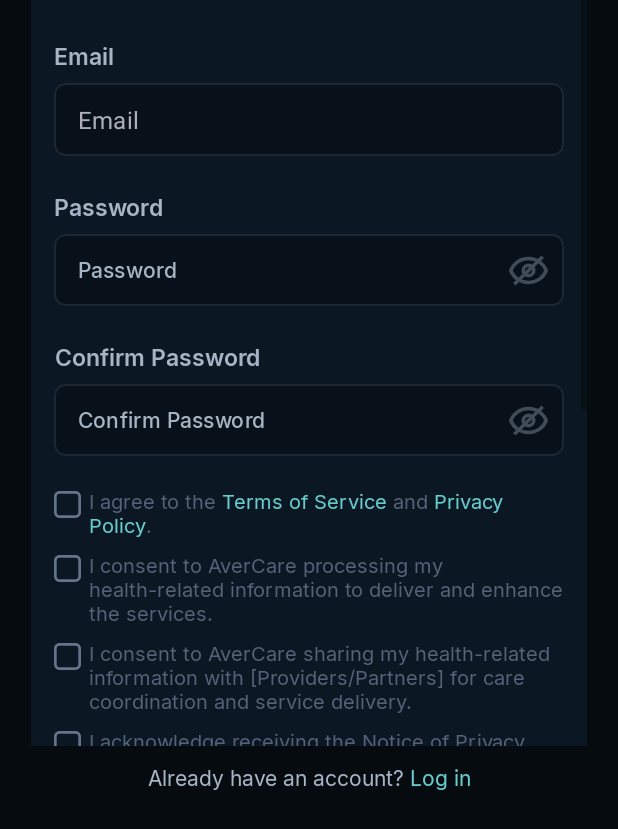
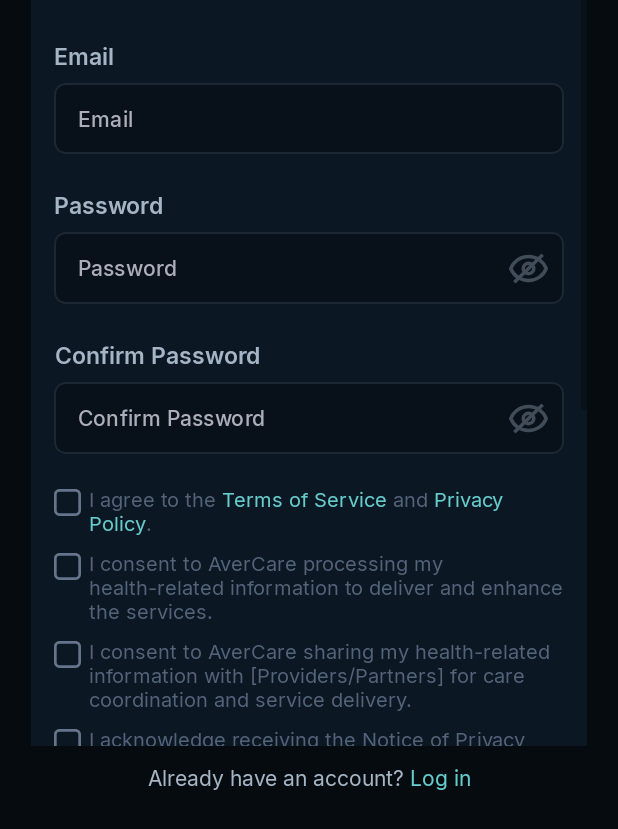
Before and after one commit to Sahil-4441/TxAwercareInternal, an Android app: the screen it shows after launch (MainActivity), after a tap on an icon or button, on a phone screen of 412 x 824 dp. Shown: the part 381-1210 px from the top of the screen. Run offline under Robolectric (Android 15) with nearby library versions, the phone set to English and light mode, and no system bars; our stand-ins replace Dagger/Hilt's generated code, data binding, sdp/ssp sizes.

Commit message:
Update naming convention

```diff
--- a/app/src/main/java/com/example/avercare/presentation/onboarding/OnBoardingFragment.kt
+++ b/app/src/main/java/com/example/avercare/presentation/letstart/LetStartFragment.kt
@@ -1,4 +1,4 @@
-package com.example.avercare.presentation.onboarding
+package com.example.avercare.presentation.letstart
 
 import android.os.Bundle
 import android.view.LayoutInflater
@@ -9,14 +9,14 @@ import androidx.navigation.fragment.findNavController
 import com.example.avercare.R
 import com.example.avercare.core.base.BaseFragment
 import com.example.avercare.core.util.makeTextLink
-import com.example.avercare.databinding.FragmentOnBoardingBinding
+import com.example.avercare.databinding.FragmentLetStartBinding
 
-class OnBoardingFragment : BaseFragment<FragmentOnBoardingBinding>() {
+class LetStartFragment : BaseFragment<FragmentLetStartBinding>() {
 
     override fun inflateBinding(
         inflater: LayoutInflater,
         container: ViewGroup?
-    ): FragmentOnBoardingBinding = FragmentOnBoardingBinding.inflate(inflater, container, false)
+    ): FragmentLetStartBinding = FragmentLetStartBinding.inflate(inflater, container, false)
 
     override fun onViewCreated(view: View, savedInstanceState: Bundle?) {
         super.onViewCreated(view, savedInstanceState)
@@ -34,7 +34,7 @@ class OnBoardingFragment : BaseFragment<FragmentOnBoardingBinding>() {
             ),
             action = {
                 findNavController().navigate(
-                    OnBoardingFragmentDirections.actionOnBoardingFragmentToLoginFragment()
+                    LetStartFragmentDirections.actionOnBoardingFragmentToLoginFragment()
                 )
             }
         )
@@ -42,7 +42,7 @@ class OnBoardingFragment : BaseFragment<FragmentOnBoardingBinding>() {
 
     private fun clickListeners() {
         binding.btnStart.setOnClickListener {
-            findNavController().navigate(OnBoardingFragmentDirections.actionOnBoardingToSignup())
+            findNavController().navigate(LetStartFragmentDirections.actionOnBoardingToSignup())
         }
     }
 
--- a/app/src/main/res/layout/fragment_signup.xml
+++ b/app/src/main/res/layout/fragment_signup.xml
@@ -98,14 +98,10 @@
 
                         <com.google.android.material.textfield.TextInputEditText
                             android:id="@+id/et_email"
-                            android:layout_width="match_parent"
-                            android:layout_height="wrap_content"
-                            android:padding="@dimen/_10sdp"
+                            style="@style/CommonEditTextStyle"
                             android:hint="@string/email"
-                            android:textColor="@color/light_grey_blue"
-                            android:textColorHint="@color/light_grey_blue"
                             android:inputType="textEmailAddress"
-                            android:singleLine="true"/>
+                            android:maxLength="40"/>
 
                     </com.google.android.material.textfield.TextInputLayout>
 
@@ -136,17 +132,10 @@
 
                         <com.google.android.material.textfield.TextInputEditText
                             android:id="@+id/et_password"
-                            android:layout_width="match_parent"
-                            android:layout_height="wrap_content"
-                            android:fontFamily="@font/inter_medium"
+                            style="@style/CommonEditTextStyle"
                             android:hint="@string/password"
                             android:inputType="textPassword"
-                            android:maxLines="1"
-                            android:maxLength="20"
-                            android:paddingVertical="@dimen/_10sdp"
-                            android:textColor="@color/blue_grey_light"
-                            android:textColorHint="@color/blue_grey_light"
-                            android:textSize="@dimen/_11ssp"/>
+                            android:maxLength="20"/>
 
                     </com.google.android.material.textfield.TextInputLayout>
 
@@ -174,17 +163,10 @@
 
                         <com.google.android.material.textfield.TextInputEditText
                             android:id="@+id/et_confirm_password"
-                            android:layout_width="match_parent"
-                            android:layout_height="wrap_content"
-                            android:fontFamily="@font/inter_medium"
+                            style="@style/CommonEditTextStyle"
                             android:hint="@string/confirm_password"
                             android:inputType="textPassword"
-                            android:maxLines="1"
-                            android:maxLength="20"
-                            android:paddingVertical="@dimen/_10sdp"
-                            android:textColor="@color/blue_grey_light"
-                            android:textColorHint="@color/blue_grey_light"
-                            android:textSize="@dimen/_11ssp"/>
+                            android:maxLength="20"/>
 
                     </com.google.android.material.textfield.TextInputLayout>
 
@@ -361,7 +343,7 @@
                         app:layout_constraintTop_toBottomOf="@+id/tv_or">
 
                         <androidx.appcompat.widget.AppCompatTextView
-                            style="@style/customBlackButton"
+                            style="@style/buttonBlack"
                             android:drawableStart="@drawable/ic_google"
                             android:drawablePadding="@dimen/_8sdp"
                             android:text="@string/sign_up_with_google"
--- a/app/src/main/res/navigation/app_graph.xml
+++ b/app/src/main/res/navigation/app_graph.xml
@@ -7,9 +7,9 @@
 
     <fragment
         android:id="@+id/onBoardingFragment"
-        android:name="com.example.avercare.presentation.onboarding.OnBoardingFragment"
+        android:name="com.example.avercare.presentation.letstart.LetStartFragment"
         android:label="OnBoardingFragment"
-        tools:layout="@layout/fragment_on_boarding">
+        tools:layout="@layout/fragment_let_start">
         <action
             android:id="@+id/action_onBoardingFragment_to_loginFragment"
             app:destination="@id/loginFragment"
```
Also changed, not shown: app/src/main/java/com/example/avercare/presentation/forgotpasswod/ForgotPasswordViewModel.kt (added, +22 -0 lines), app/src/main/res/layout/fragment_example.xml (deleted, +0 -223 lines), app/src/main/res/layout/fragment_forgot_password.xml (+3 -7 lines), app/src/main/res/layout/fragment_login.xml (+5 -22 lines), app/src/main/res/layout/fragment_reset_password.xml (+23 -23 lines), app/src/main/res/values/themes.xml (+4 -36 lines), app/src/main/res/layout/fragment_let_start.xml (renamed from app/src/main/res/layout/fragment_on_boarding.xml).
